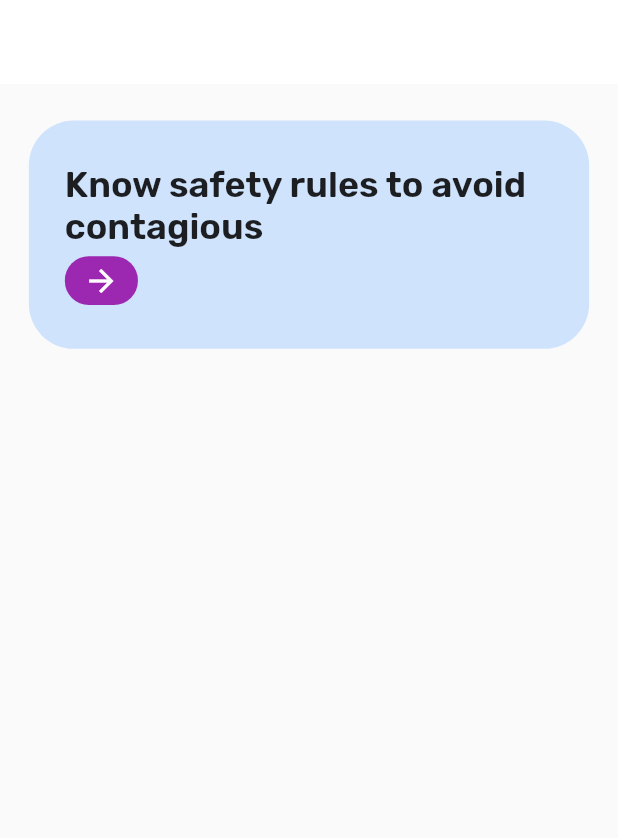
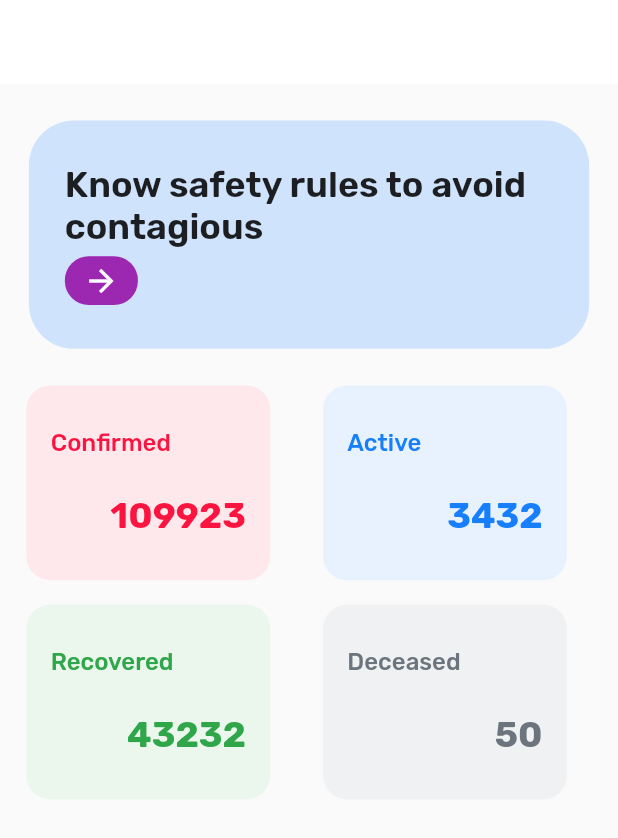
Before and after one commit to santtiagogp/Covid-App, a Flutter app: the screen it shows after launch, on a phone screen of 412 x 824 dp. Shown: the top 838 px of the screen. Run offline on Flutter 3.47's test engine with Material 2 defaults, Android fonts, the phone set to English and light mode, and no system bars; our stand-ins replace google_fonts.

Commit message:
Information cards design was added

```diff
--- a/lib/application/constants/covid_colors.dart
+++ b/lib/application/constants/covid_colors.dart
@@ -6,4 +6,12 @@ class CovidColors {
   static const white = Color.fromRGBO(255, 255, 255, 1);
   static const darkBlue = Color.fromRGBO(207, 227, 252, 1);
   static const purple = Color.fromRGBO(263, 63, 92, 1);
+  static const red = Color.fromRGBO(255, 232, 236, 1);
+  static const green = Color.fromRGBO(235, 246, 237, 1);
+  static const gray = Color.fromRGBO(240, 241, 242, 1);
+  static const blue = Color.fromRGBO(232, 242, 255, 1);
+  static const darkRed = Color.fromRGBO(252, 20, 65, 1);
+  static const accentBlue = Color.fromRGBO(23, 127, 251, 1);
+  static const darkGreen = Color.fromRGBO(48, 166, 75, 1);
+  static const darkGray = Color.fromRGBO(108, 117, 125, 1);
 }
--- a/lib/application/pages/home/home_page.dart
+++ b/lib/application/pages/home/home_page.dart
@@ -1,11 +1,12 @@
 import 'package:flutter/material.dart';
-import 'mappers/home_mapper.dart';
-import 'models/home_model.dart';
 
 import '../../constants/covid_colors.dart';
 import '../../constants/utils/covid_responsive.dart';
 import '../../widgets/foundations/covid_text.dart';
+import '../../widgets/molecules/stats_card/stats_card.dart';
 import '../../widgets/tokens/covid_spacing.dart';
+import 'mappers/home_mapper.dart';
+import 'models/home_model.dart';
 
 class HomePage extends StatelessWidget {
   const HomePage({ Key? key, required this.language }) : super(key: key);
@@ -16,6 +17,8 @@ class HomePage extends StatelessWidget {
 
   @override
   Widget build(BuildContext context) {
+
+    final CovidResponsive _responsive = CovidResponsive(context);
 
     late HomeModel _model;
     final HomeMapper _mapper = HomeMapper();
@@ -29,7 +32,36 @@ class HomePage extends StatelessWidget {
       ),
       body: Column(
         children: [
-          _InformationCard(model: _model,)
+          _InformationCard(model: _model,),
+          Row(
+            children: [
+              StatsCard(
+                type: StatsCardType.confirmed,
+                title: _model.confirmed,
+                data: '109923',
+              ),
+              StatsCard(
+                type: StatsCardType.active,
+                title: _model.active,
+                data: '3432'
+              )
+            ],
+          ),
+          SizedBox(height: _responsive.heightConfig(CovidSpacing.SPACE_MD),),
+          Row(
+            children: [
+              StatsCard(
+                type: StatsCardType.recovered,
+                title: _model.recovered,
+                data: '43232'
+              ),
+              StatsCard(
+                type: StatsCardType.deceased,
+                title: _model.deceased,
+                data: '50'
+              )
+            ],
+          )
         ],
       ),
     );
--- /dev/null
+++ b/lib/application/widgets/molecules/stats_card/stats_card.dart
@@ -0,0 +1,92 @@
+import 'package:covid_app/application/constants/covid_colors.dart';
+import 'package:covid_app/application/widgets/foundations/covid_text.dart';
+
+import '../../../constants/utils/covid_responsive.dart';
+import '../../tokens/covid_spacing.dart';
+import 'package:flutter/material.dart';
+
+enum StatsCardType { confirmed, active, recovered, deceased }
+
+class StatsCard extends StatelessWidget {
+  const StatsCard({
+    Key? key,
+    required this.type,
+    required this.title,
+    required this.data
+  }) : super(key: key);
+
+  final StatsCardType type;
+  final String title;
+  final String data;
+
+  @override
+  Widget build(BuildContext context) {
+
+    final CovidResponsive _responsive = CovidResponsive(context);
+
+    return Container(
+      padding: EdgeInsets.all(_responsive.heightConfig(CovidSpacing.SPACE_MD)),
+      child: Column(
+        mainAxisAlignment: MainAxisAlignment.spaceAround,
+        children: [
+          Align(
+            alignment: Alignment.centerLeft,
+            child: CovidText.mediumText(
+              text: title,
+              color: _textColorHelper(),
+              fontWeight: FontWeight.w500
+            )
+          ),
+          Align(
+            alignment: Alignment.centerRight,
+            child: CovidText.bigText(
+              text: data,
+              color: _textColorHelper(),
+              fontWeight: FontWeight.bold
+            )
+          )
+        ],
+      ),
+      margin: EdgeInsets.symmetric(
+        horizontal: _responsive.widthConfig(CovidSpacing.SPACE_MD)
+      ),
+      width: _responsive.widthConfig(CovidSpacing.SPACE_XXL + 100),
+      height: _responsive.heightConfig(CovidSpacing.SPACE_XXL + 80),
+      decoration: BoxDecoration(
+        color: _backgroundColorHelper(),
+        borderRadius: BorderRadius.circular(CovidSpacing.SPACE_MD)
+      ),
+    );
+  }
+
+  Color _backgroundColorHelper() {
+    switch (type) {
+      case StatsCardType.active:
+        return CovidColors.blue;
+      case StatsCardType.confirmed:
+        return CovidColors.red;
+      case StatsCardType.deceased:
+        return CovidColors.gray;
+      case StatsCardType.recovered:
+        return CovidColors.green;
+    }
+  }
+
+  Color _textColorHelper() {
+    Color _color;
+    switch (type) {
+      case StatsCardType.confirmed:
+        _color = CovidColors.darkRed;
+        return _color;
+      case StatsCardType.active:
+        _color = CovidColors.accentBlue;
+        return _color;
+      case StatsCardType.recovered:
+        _color = CovidColors.darkGreen;
+        return _color;
+      case StatsCardType.deceased:
+        _color = CovidColors.darkGray;
+        return _color;
+    }
+  }
+}
```
